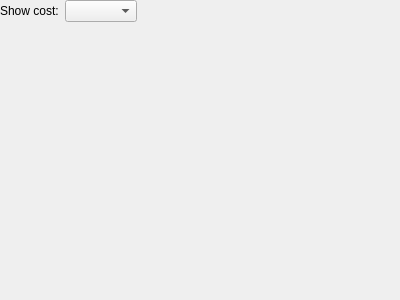
Qt form src/frequencypage.ui (KDAB/hotspot) before a commit.
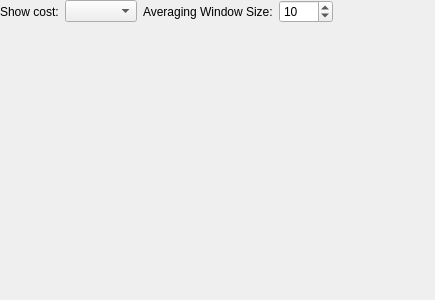
The same form after that commit.

Commit message:
Allow average the frequency page values over some samples
The frequency deduced from consecutive CPU cycle measurements can
easily yield totally unrealistic values, such as 10GHz and more
which my CPU definitely isn't capable of. This seems to be a bug
in the kernel when the auto frequency adjustment is enabled, i.e.
with `-F 1000` which is set by default. Using `-C 3000000` we do
not observe this issue.

Averaging over multiple samples prevents us from showing totally wrong
frequency values in our plot, which is useful.

See also: https://lkml.org/lkml/2017/9/4/308

Patch:
```diff
--- a/src/frequencypage.ui
+++ b/src/frequencypage.ui
@@ -6,7 +6,7 @@
    <rect>
     <x>0</x>
     <y>0</y>
-    <width>400</width>
+    <width>435</width>
     <height>300</height>
    </rect>
   </property>
@@ -60,6 +60,45 @@
       <item>
        <widget class="QComboBox" name="costSelectionCombobox"/>
       </item>
+      <item>
+       <widget class="QLabel" name="averagingWindowSizeLabel">
+        <property name="toolTip">
+         <string>&lt;qt&gt;&lt;p&gt;The frequency value is computed by dividing the cost difference between two consecutive samples with the time elapsed between the two samples.&lt;/p&gt;
+
+&lt;p&gt;Sometimes, for CPU cycle measurements, this can lead to unexpectedly large values that are unrealistic. This seems to be an error in the sampling frequency auto-adjustment code in the kernel, i.e. when you use &lt;tt&gt;-F 1000&lt;/tt&gt; which is set by default. When &lt;tt&gt;-C 3000000&lt;/tt&gt; or similar is used instead, this issue does not occur.&lt;/p&gt;
+
+&lt;p&gt;By averaging the frequency value over a few more samples, this issue can be workarounded and we should only see realistic CPU cycle values within the expected ranges.&lt;/p&gt;
+&lt;/qt&gt;</string>
+        </property>
+        <property name="text">
+         <string>Averaging Window Size:</string>
+        </property>
+        <property name="buddy">
+         <cstring>averagingWindowSize</cstring>
+        </property>
+       </widget>
+      </item>
+      <item>
+       <widget class="QSpinBox" name="averagingWindowSize">
+        <property name="toolTip">
+         <string>&lt;qt&gt;&lt;p&gt;The frequency value is computed by dividing the cost difference between two consecutive samples with the time elapsed between the two samples.&lt;/p&gt;
+
+&lt;p&gt;Sometimes, for CPU cycle measurements, this can lead to unexpectedly large values that are unrealistic. This seems to be an error in the sampling frequency auto-adjustment code in the kernel, i.e. when you use &lt;tt&gt;-F 1000&lt;/tt&gt; which is set by default. When &lt;tt&gt;-C 3000000&lt;/tt&gt; or similar is used instead, this issue does not occur.&lt;/p&gt;
+
+&lt;p&gt;By averaging the frequency value over a few more samples, this issue can be workarounded and we should only see realistic CPU cycle values within the expected ranges.&lt;/p&gt;
+&lt;/qt&gt;</string>
+        </property>
+        <property name="minimum">
+         <number>1</number>
+        </property>
+        <property name="maximum">
+         <number>1000</number>
+        </property>
+        <property name="value">
+         <number>10</number>
+        </property>
+       </widget>
+      </item>
       <item>
        <spacer name="horizontalSpacer">
         <property name="orientation">
```
Left out of the diff: 3 changed lines with no effect on the pictures. The commit also changes 2 other files.
